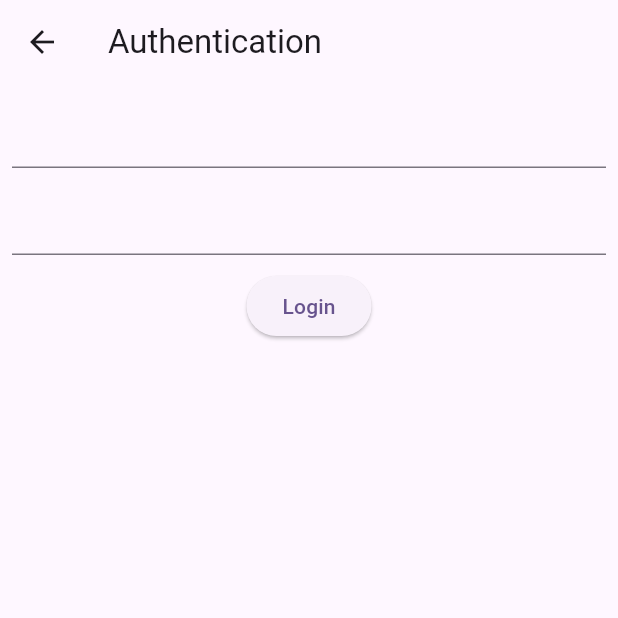
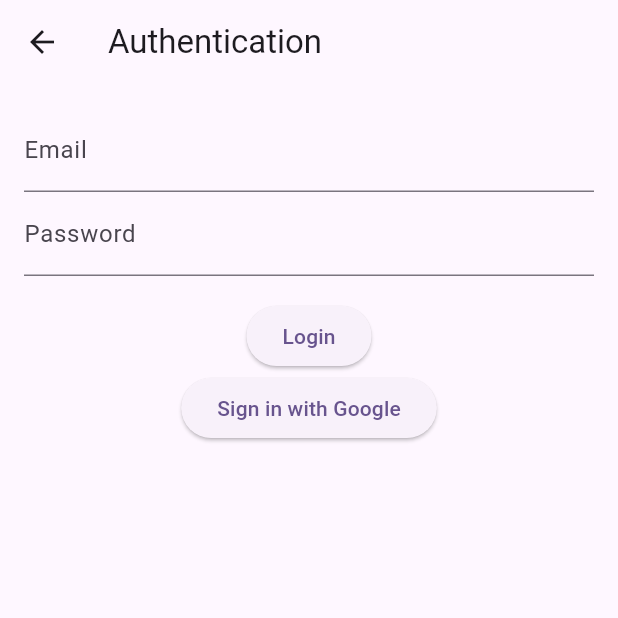
Before and after one commit to Anil4050/bloc_task, a Flutter app: the AuthScreen screen opened directly, on a phone screen of 412 x 824 dp, the top half of it. Run offline on Flutter 3.47's test engine with Material 3 defaults, Android fonts, the phone set to English and light mode, and no system bars; our stand-ins replace equatable, firebase_auth, firebase_core, firebase_database, flutter_bloc, google_sign_in and 1 more; accounts and stored records are empty; network calls fail.

Commit message:
Issue Resolved and Added Google Signin

```diff
--- a/lib/Bloc/AuthBloc/auth_event.dart
+++ b/lib/Bloc/AuthBloc/auth_event.dart
@@ -1,12 +1,15 @@
-abstract class AuthEvent{}
+abstract class AuthEvent {}
 
-class SignInWithEmail extends AuthEvent{
-    final String email, pass;
-    SignInWithEmail(this.email, this.pass);
-}
-class RegisterWithEmail extends AuthEvent{
-    final String email,pass;
-    RegisterWithEmail(this.email,this.pass);
+class SignInWithEmail extends AuthEvent {
+  final String email, pass;
+  SignInWithEmail(this.email, this.pass);
 }
 
-class SignOut extends AuthEvent{}
+class RegisterWithEmail extends AuthEvent {
+  final String email, pass;
+  RegisterWithEmail(this.email, this.pass);
+}
+
+class SignInWithGoogle extends AuthEvent {}
+
+class SignOut extends AuthEvent {}
--- a/lib/Bloc/AuthBloc/auth_state.dart
+++ b/lib/Bloc/AuthBloc/auth_state.dart
@@ -1,3 +1,5 @@
+import 'package:firebase_auth/firebase_auth.dart';
+
 abstract class AuthState {}
 
 class AuthInitial extends AuthState {}
@@ -5,8 +7,13 @@ class AuthInitial extends AuthState {}
 class AuthLoading extends AuthState {}
 
 class Authenticated extends AuthState {
-  final User;
-  Authenticated(this.User);
+  final User user;
+  Authenticated(this.user);
 }
 
 class UnAuthenticated extends AuthState {}
+
+class AuthError extends AuthState {
+  final String message;
+  AuthError(this.message);
+}
--- a/lib/Screens/auth_screen.dart
+++ b/lib/Screens/auth_screen.dart
@@ -1,33 +1,30 @@
+import 'package:flutter/material.dart';
+import 'package:flutter_bloc/flutter_bloc.dart';
 import 'package:api_calling/Bloc/AuthBloc/auth_bloc.dart';
 import 'package:api_calling/Bloc/AuthBloc/auth_event.dart';
 import 'package:api_calling/Bloc/AuthBloc/auth_state.dart';
-import 'package:api_calling/Services/auth_service.dart';
-import 'package:flutter/material.dart';
-import 'package:flutter_bloc/flutter_bloc.dart';
 
 class AuthScreen extends StatelessWidget {
   AuthScreen({super.key});
 
-  TextEditingController _emailController = TextEditingController();
-  TextEditingController _passWordController = TextEditingController();
+  final TextEditingController _emailController = TextEditingController();
+  final TextEditingController _passwordController = TextEditingController();
   bool isLogin = true;
 
   @override
   Widget build(BuildContext context) {
-    return BlocProvider(
-        create: (context) => AuthBloc(AuthService()),
-        child: Scaffold(
-            appBar: AppBar(
-              title: const Text('Authentication'),
-            ),
+    return Scaffold(
+      appBar: AppBar(title: const Text('Authentication')),
       body: BlocConsumer<AuthBloc, AuthState>(
         listener: (context, state) {
           if (state is Authenticated) {
             ScaffoldMessenger.of(context).showSnackBar(
-                      SnackBar(content: Text('Welcome ${state.User.email}')));
-                } else if (state is UnAuthenticated) {
+              SnackBar(content: Text('Welcome ${state.user.email}'))
+            );
+          } else if (state is AuthError) {
             ScaffoldMessenger.of(context).showSnackBar(
-                      SnackBar(content: Text('Authentication Failed!')));
+              SnackBar(content: Text(state.message))
+            );
           }
         },
         builder: (context, state) {
@@ -36,48 +33,49 @@ class AuthScreen extends StatelessWidget {
           } else if (state is Authenticated) {
             return Center(
               child: Column(
+                mainAxisAlignment: MainAxisAlignment.center,
                 children: [
-                        Text("Logged in As ${state.User.email}"),
+                  Text("Logged in as ${state.user.email}"),
                   ElevatedButton(
-                            onPressed: () {
-                              context.read<AuthBloc>().add(SignOut());
-                            },
-                            child: Text("SignOut"))
+                    onPressed: () => context.read<AuthBloc>().add(SignOut()),
+                    child: Text("Sign Out")
+                  ),
                 ],
               ),
             );
           }
 
           return Padding(
-                    padding: EdgeInsets.all(8.0),
+            padding: EdgeInsets.all(16.0),
             child: Column(
-                      spacing: 10.0,
               children: [
-                        TextField(
-                          controller: _emailController,
-                        ),
-                        TextField(
-                          controller: _passWordController,
+                TextField(controller: _emailController, decoration: InputDecoration(labelText: "Email")),
+                TextField(controller: _passwordController, decoration: InputDecoration(labelText: "Password"), obscureText: true),
+                SizedBox(height: 16),
+                ElevatedButton(
+                  onPressed: () {
+                    final email = _emailController.text.trim();
+                    final pass = _passwordController.text.trim();
+
+                    if (isLogin) {
+                      context.read<AuthBloc>().add(SignInWithEmail(email, pass));
+                    } else {
+                      context.read<AuthBloc>().add(RegisterWithEmail(email, pass));
+                    }
+                  },
+                  child: Text(isLogin ? "Login" : "Register"),
                 ),
                 ElevatedButton(
                   onPressed: () {
-                              final email = _emailController.text.trim();
-                              final pass = _passWordController.text.trim();
-
-                              if (isLogin) {
-                                context
-                                    .read<AuthBloc>()
-                                    .add(SignInWithEmail(email, pass));
-                              } else {
-                                context
-                                    .read<AuthBloc>()
-                                    .add(RegisterWithEmail(email, pass));
-                              }
+                    context.read<AuthBloc>().add(SignInWithGoogle());
                   },
-                            child: Text(isLogin ? "Login" : "Register")),
+                  child: Text("Sign in with Google"),
+                ),
               ],
-                    ));
+            ),
+          );
         },
-            )));
+      ),
+    );
   }
 }
--- a/lib/Services/auth_service.dart
+++ b/lib/Services/auth_service.dart
@@ -1,33 +1,65 @@
 import 'package:firebase_auth/firebase_auth.dart';
+import 'package:google_sign_in/google_sign_in.dart';
 
 class AuthService {
-  FirebaseAuth _auth = FirebaseAuth.instance;
-  Future<User?> signinWithEmail(String email, String pass) async {
+  final FirebaseAuth _auth = FirebaseAuth.instance;
+  final GoogleSignIn _googleSignIn = GoogleSignIn();
+
+  // Sign in with Email
+  Future<User?> signInWithEmail(String email, String pass) async {
     try {
-      UserCredential userCredential = await FirebaseAuth.instance
-          .signInWithEmailAndPassword(email: email, password: pass);
+      UserCredential userCredential = await _auth.signInWithEmailAndPassword(
+        email: email,
+        password: pass
+      );
       return userCredential.user;
     } catch (e) {
-      print('Error ${e.toString}');
+      print('Sign-in Error: ${e.toString()}');
       return null;
     }
   }
 
+  // Register with Email
   Future<User?> registerWithEmail(String email, String pass) async {
     try {
-      UserCredential userCredential = await _auth
-          .createUserWithEmailAndPassword(email: email, password: pass);
+      UserCredential userCredential = await _auth.createUserWithEmailAndPassword(
+        email: email,
+        password: pass
+      );
       return userCredential.user;
     } catch (e) {
-      print('Error ${e.toString}');
+      print('Registration Error: ${e.toString()}');
       return null;
     }
   }
 
-  Future<void> signOut() async {
-    _auth.signOut();
+  // Sign in with Google
+  Future<User?> signInWithGoogle() async {
+    try {
+      final GoogleSignInAccount? googleUser = await _googleSignIn.signIn();
+      if (googleUser == null) return null; // User canceled sign-in
+
+      final GoogleSignInAuthentication googleAuth = await googleUser.authentication;
+      final AuthCredential credential = GoogleAuthProvider.credential(
+        accessToken: googleAuth.accessToken,
+        idToken: googleAuth.idToken,
+      );
+
+      UserCredential userCredential = await _auth.signInWithCredential(credential);
+      return userCredential.user;
+    } catch (e) {
+      print('Google Sign-in Error: ${e.toString()}');
+      return null;
+    }
   }
 
+  // Sign out
+  Future<void> signOut() async {
+    await _auth.signOut();
+    await _googleSignIn.signOut();
+  }
+
+  // Get Current User
   User? getCurrentUser() {
     return _auth.currentUser;
   }
--- a/pubspec.yaml
+++ b/pubspec.yaml
@@ -39,6 +39,7 @@ dependencies:
   firebase_database: ^11.3.4
   equatable: ^2.0.7
   firebase_auth: ^5.5.2
+  google_sign_in: ^6.3.0
 
 dev_dependencies:
   flutter_test:
```
Also changed, not shown: lib/Bloc/AuthBloc/auth_bloc.dart (+22 -10 lines), pubspec.lock, 127 other files. Lines whose indentation alone changed are shown as unchanged.
